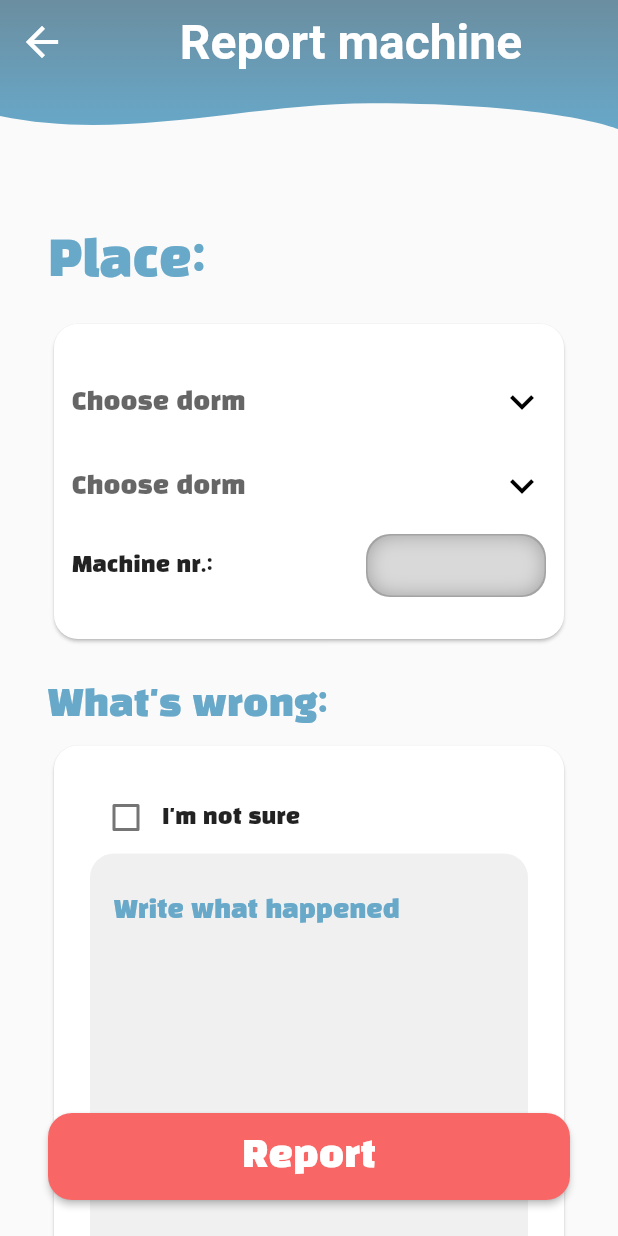
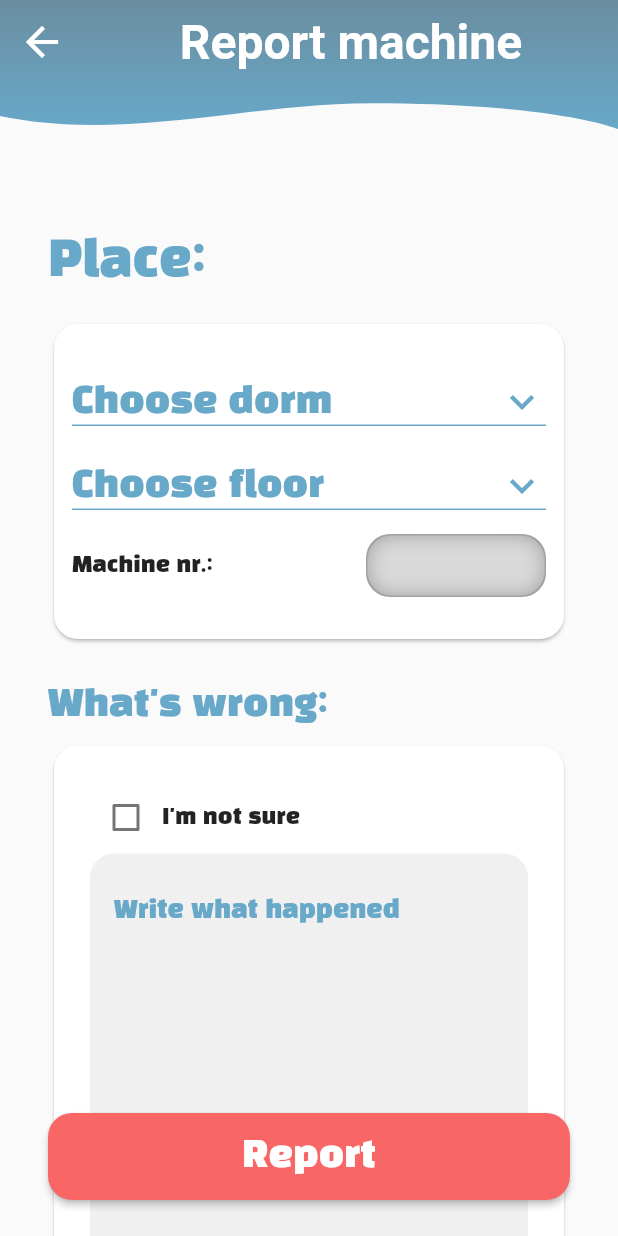
Before and after one commit to DimaGolt/washer, a Flutter app: the ReportScreen screen opened by its route, on a phone screen of 412 x 824 dp. Run offline on Flutter 3.47's test engine with Material 2 defaults, Android fonts, the phone set to English and light mode, and no system bars; our stand-ins replace auto_route, bloc, cloud_firestore, easy_localization, equatable, firebase_auth and 6 more; missing offline and left inert: bloc_widgets; accounts and stored records are empty; generated files the repository leaves out were written again; Roboto replaces fonts that are missing (Poppins).

Commit message:
change dropdowns

```diff
--- a/lib/feature/report/presentation/screens/report_screen.dart
+++ b/lib/feature/report/presentation/screens/report_screen.dart
@@ -64,6 +64,7 @@ class _ReportScreenState extends State<ReportScreen> {
                             }
                           },
                           hintText: 'Choose dorm',
+                          isPrimary: true,
                         ),
                         StyledDropdownButton(
                           selectedValue: _pickedItem,
@@ -79,7 +80,8 @@ class _ReportScreenState extends State<ReportScreen> {
                               setState(() {});
                             }
                           },
-                          hintText: 'Choose dorm',
+                          hintText: 'Choose floor',
+                          isPrimary: true,
                         ),
                         Padding(
                           padding: const EdgeInsets.all(4),
--- a/lib/shared/widgets/styled_dropdown_button.dart
+++ b/lib/shared/widgets/styled_dropdown_button.dart
@@ -12,6 +12,7 @@ class StyledDropdownButton extends StatelessWidget {
     required this.hintText,
     this.margin,
     this.leading,
+    this.isPrimary = false,
   });
 
   final dynamic selectedValue;
@@ -20,9 +21,12 @@ class StyledDropdownButton extends StatelessWidget {
   final String hintText;
   final EdgeInsets? margin;
   final Widget? leading;
+  final bool isPrimary;
 
   @override
   Widget build(BuildContext context) {
+    var primaryColor = Theme.of(context).primaryColor;
+
     return Container(
       decoration: BoxDecoration(color: Colors.white, borderRadius: BorderRadius.circular(8)),
       padding: const EdgeInsets.all(4),
@@ -43,12 +47,18 @@ class StyledDropdownButton extends StatelessWidget {
           isExpanded: true,
           focusColor: Colors.red,
           value: selectedValue,
-          hint: Text(hintText),
+          hint: Text(
+            hintText,
+            style: TextStyle(
+              color: isPrimary ? primaryColor : null,
+              fontSize: isPrimary ? 24 : null,
+            ),
+          ),
           icon: const Icon(Icons.expand_more),
           iconSize: 32,
           iconDisabledColor: Colors.grey,
-          iconEnabledColor: Colors.black,
-          underline: const SizedBox(),
+          iconEnabledColor: isPrimary ? primaryColor : Colors.black,
+          underline: isPrimary ? Container(height: 1, color: primaryColor) : const SizedBox(),
           items: values,
           onChanged: onChanged,
         ),
```
